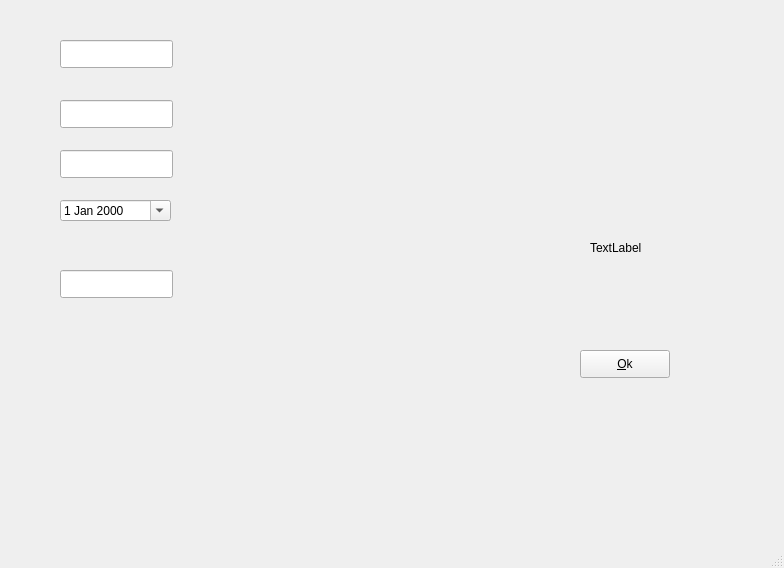
This is mainwindow7.ui in lroberto68/TestPyQt2 as Qt 5 draws it before an edit. The edited form follows.
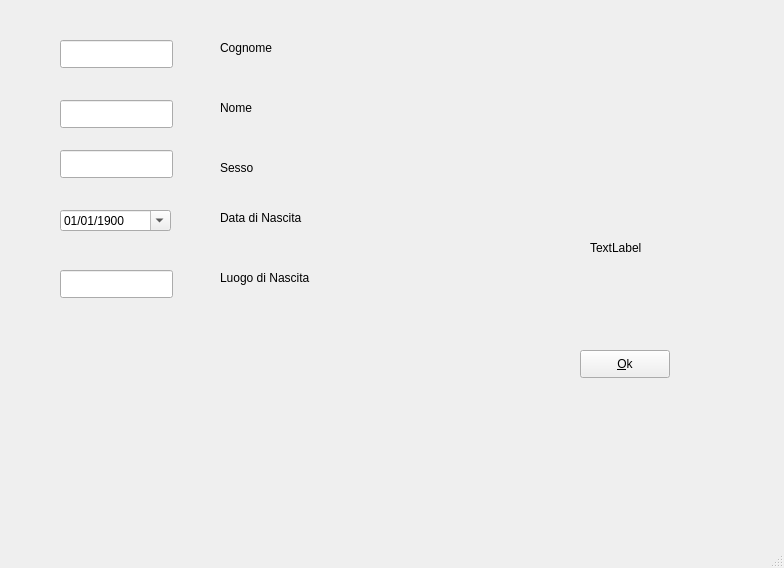
This is the edited form. Icons and pictures are not drawn.

```diff
--- a/mainwindow7.ui
+++ b/mainwindow7.ui
@@ -84,18 +84,96 @@
     <property name="geometry">
      <rect>
       <x>60</x>
-      <y>200</y>
+      <y>210</y>
       <width>111</width>
       <height>21</height>
      </rect>
     </property>
+    <property name="dateTime">
+     <datetime>
+      <hour>0</hour>
+      <minute>0</minute>
+      <second>0</second>
+      <year>1900</year>
+      <month>1</month>
+      <day>1</day>
+     </datetime>
+    </property>
     <property name="currentSection">
      <enum>QDateTimeEdit::DaySection</enum>
     </property>
+    <property name="displayFormat">
+     <string>dd/MM/yyyy</string>
+    </property>
     <property name="calendarPopup">
      <bool>true</bool>
     </property>
    </widget>
+   <widget class="QLabel" name="lblCog">
+    <property name="geometry">
+     <rect>
+      <x>220</x>
+      <y>40</y>
+      <width>58</width>
+      <height>16</height>
+     </rect>
+    </property>
+    <property name="text">
+     <string>Cognome</string>
+    </property>
+   </widget>
+   <widget class="QLabel" name="lblNom">
+    <property name="geometry">
+     <rect>
+      <x>220</x>
+      <y>100</y>
+      <width>58</width>
+      <height>16</height>
+     </rect>
+    </property>
+    <property name="text">
+     <string>&lt;html&gt;&lt;head/&gt;&lt;body&gt;&lt;p&gt;Nome&lt;/p&gt;&lt;/body&gt;&lt;/html&gt;</string>
+    </property>
+   </widget>
+   <widget class="QLabel" name="lblSesso">
+    <property name="geometry">
+     <rect>
+      <x>220</x>
+      <y>160</y>
+      <width>58</width>
+      <height>16</height>
+     </rect>
+    </property>
+    <property name="text">
+     <string>&lt;html&gt;&lt;head/&gt;&lt;body&gt;&lt;p&gt;Sesso&lt;/p&gt;&lt;/body&gt;&lt;/html&gt;</string>
+    </property>
+   </widget>
+   <widget class="QLabel" name="lblDatNas">
+    <property name="geometry">
+     <rect>
+      <x>220</x>
+      <y>210</y>
+      <width>121</width>
+      <height>16</height>
+     </rect>
+    </property>
+    <property name="text">
+     <string>&lt;html&gt;&lt;head/&gt;&lt;body&gt;&lt;p&gt;Data di Nascita&lt;/p&gt;&lt;/body&gt;&lt;/html&gt;</string>
+    </property>
+   </widget>
+   <widget class="QLabel" name="lblLuogo">
+    <property name="geometry">
+     <rect>
+      <x>220</x>
+      <y>270</y>
+      <width>121</width>
+      <height>16</height>
+     </rect>
+    </property>
+    <property name="text">
+     <string>&lt;html&gt;&lt;head/&gt;&lt;body&gt;&lt;p&gt;Luogo di Nascita&lt;/p&gt;&lt;/body&gt;&lt;/html&gt;</string>
+    </property>
+   </widget>
   </widget>
   <widget class="QMenuBar" name="menubar">
    <property name="geometry">
```
Left out of the diff: 8 changed lines with no effect on the pictures.
